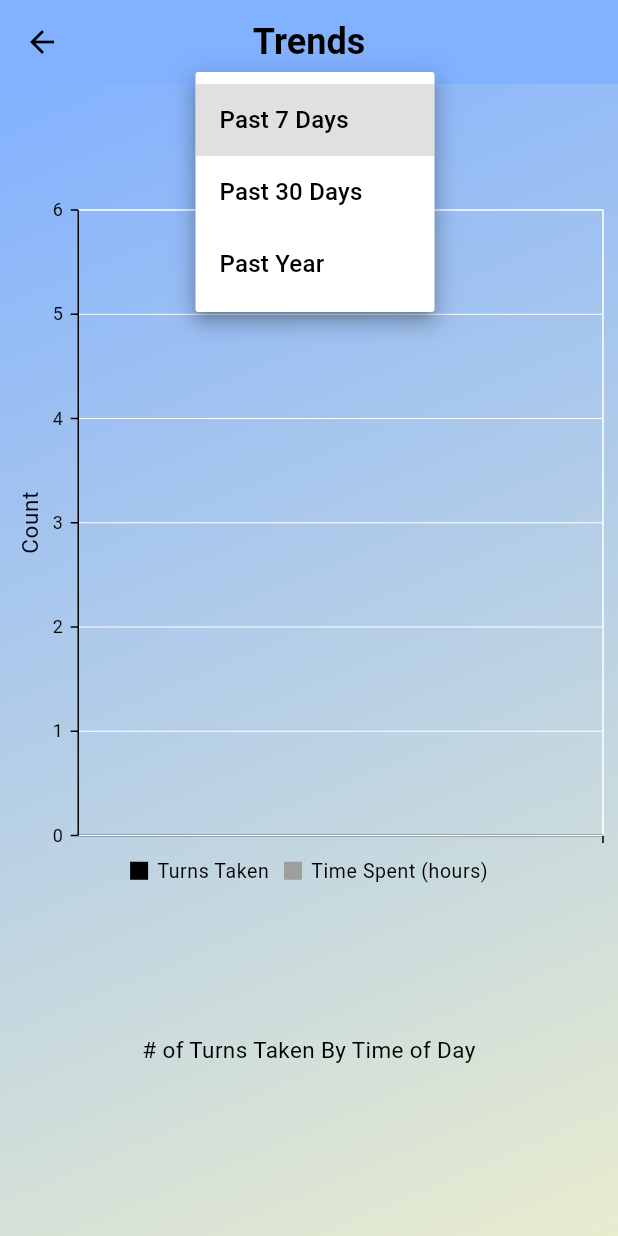
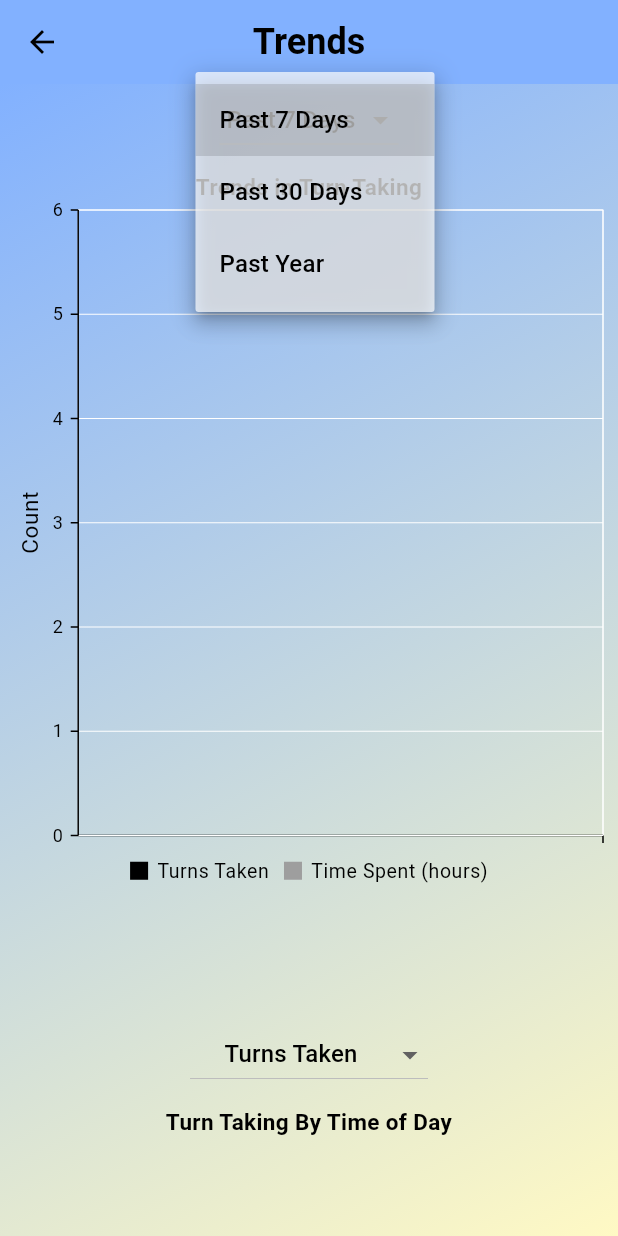
Before and after one commit to j-lamadrid/track-it-app, a Flutter app: the TrendsPage screen opened directly, after a tap on "Past 7 Days", on a phone screen of 412 x 824 dp. Run offline on Flutter 3.47's test engine with Material 3 defaults, Android fonts, the phone set to English and light mode, and no system bars; our stand-ins replace cloud_firestore, firebase_auth, firebase_core, flutter_login, font_awesome_flutter, shared_preferences and 2 more; missing offline and left inert: edge_alerts; accounts and stored records are empty; generated files the repository leaves out were written again; Roboto replaces fonts that are missing (NotoSans, OpenSans).

Commit message:
updated trends, strategy format

```diff
--- a/lib/main.dart
+++ b/lib/main.dart
@@ -1,9 +1,11 @@
 import 'package:flutter/material.dart';
 import 'package:flutter_login/flutter_login.dart';
 import 'package:track_it/auth_gate.dart';
+import 'package:track_it/pages/my_day.dart';
 import 'package:track_it/pages/strategy.dart';
 import 'package:track_it/pages/transition_route_observer.dart';
 import 'package:firebase_core/firebase_core.dart';
+import 'package:track_it/pages/trends.dart';
 import 'firebase_options.dart';
 
 Future<void> main() async {
--- a/lib/pages/trends.dart
+++ b/lib/pages/trends.dart
@@ -19,6 +19,7 @@ class _TrendsPageState extends State<TrendsPage> {
   List<Map<String, dynamic>> _pieData = [];
   bool _loading = true;
   String _selectedRange = 'Past 7 Days';
+  String _selectedScale = 'Turns Taken';
 
   @override
   void initState() {
@@ -137,7 +138,8 @@ class _TrendsPageState extends State<TrendsPage> {
       'Story time',
       'Other',
     ];
-    List<num> result = List<int>.filled(options.length, 0, growable: false);
+    List<num> turnResult = List<int>.filled(options.length, 0, growable: false);
+    List<num> timeResult = List<int>.filled(options.length, 0, growable: false);
     List<Map<String, dynamic>> output = [];
     Map<String, dynamic> data = {};
     User? user = FirebaseAuth.instance.currentUser;
@@ -155,16 +157,22 @@ class _TrendsPageState extends State<TrendsPage> {
     for (var entry in filteredData) {
       (entry['activities'] as Map).forEach((activityKey, activityValue) {
         if (activityValue["TurnsTaken"] != null) {
-          result[options.indexOf(activityKey)] +=
+          turnResult[options.indexOf(activityKey)] +=
               activityValue["TurnsTaken"] as int;
+        }
+        if (activityValue["TimeSpent"] != null) {
+          timeResult[options.indexOf(activityKey)] +=
+              activityValue["TimeSpent"] as int;
         }
       });
     }
 
     for (var i = 0; i < options.length; i++) {
-      if (result[i] > 0) {
-        output.add({'option': options[i], 'turnsTaken': result[i]});
-      }
+      output.add({
+        'option': options[i],
+        'turnsTaken': turnResult[i] ?? 0,
+        'timeSpent': timeResult[i] ?? 0
+      });
     }
 
     setState(() {
@@ -238,9 +246,9 @@ class _TrendsPageState extends State<TrendsPage> {
           ),
           child: SingleChildScrollView(
             child: Container(
-                  decoration: BoxDecoration(
+              decoration: const BoxDecoration(
                 gradient: LinearGradient(
-                      colors: [Colors.blueAccent[100]!, Colors.yellow[100]!],
+                  colors: [Colors.transparent, Colors.transparent],
                   begin: Alignment.topLeft,
                   end: Alignment.bottomRight,
                 ),
@@ -249,11 +257,10 @@ class _TrendsPageState extends State<TrendsPage> {
                 children: [
                   DropdownButton<String>(
                     value: _selectedRange,
-                        items: <String>[
-                          'Past 7 Days',
-                          'Past 30 Days',
-                          'Past Year'
-                        ].map((String value) {
+                    dropdownColor: Colors.white70,
+                    alignment: AlignmentDirectional.center,
+                    items: <String>['Past 7 Days', 'Past 30 Days', 'Past Year']
+                        .map((String value) {
                       return DropdownMenuItem<String>(
                         value: value,
                         child: Text(value),
@@ -276,20 +283,32 @@ class _TrendsPageState extends State<TrendsPage> {
                       legend: const Legend(isVisible: true),
                       enableAxisAnimation: true,
                       plotAreaBackgroundColor: Colors.transparent,
+                      tooltipBehavior: TooltipBehavior(
+                          enable: true,
+                          animationDuration: 100,
+                          duration: 2000,
+                          shouldAlwaysShow: false,
+                          activationMode: ActivationMode.singleTap),
                       primaryXAxis: const CategoryAxis(
                         labelRotation: 45,
                       ),
                       primaryYAxis: const NumericAxis(
                         title: AxisTitle(text: 'Count'),
                       ),
-                          title:
-                              const ChartTitle(text: 'Trends in Turn Taking'),
+                      title: const ChartTitle(
+                          text: 'Trends in Turn Taking',
+                          textStyle: TextStyle(fontWeight: FontWeight.bold)),
                       series: <LineSeries<Map<String, dynamic>, String>>[
                         LineSeries<Map<String, dynamic>, String>(
                           dataSource: _data,
+                          markerSettings: const MarkerSettings(
+                              isVisible: true,
                               color: Colors.black,
-                              xValueMapper: (datum, _) =>
-                                  datum['date'] as String,
+                              shape: DataMarkerType.circle,
+                              height: 4.0,
+                              width: 4.0),
+                          color: Colors.black,
+                          xValueMapper: (datum, _) => datum['date'] as String,
                           yValueMapper: (datum, _) =>
                               datum['turnsTaken'] as num,
                           name: 'Turns Taken',
@@ -298,9 +317,14 @@ class _TrendsPageState extends State<TrendsPage> {
                         ),
                         LineSeries<Map<String, dynamic>, String>(
                           dataSource: _data,
+                          markerSettings: const MarkerSettings(
+                              isVisible: true,
                               color: Colors.grey,
-                              xValueMapper: (datum, _) =>
-                                  datum['date'] as String,
+                              shape: DataMarkerType.circle,
+                              height: 4.0,
+                              width: 4.0),
+                          color: Colors.grey,
+                          xValueMapper: (datum, _) => datum['date'] as String,
                           yValueMapper: (datum, _) =>
                               dp((datum['timeSpent'] / 60), 2),
                           name: 'Time Spent (hours)',
@@ -311,33 +335,63 @@ class _TrendsPageState extends State<TrendsPage> {
                     ),
                   ),
                   const SizedBox(height: 75),
+                  DropdownButton<String>(
+                    value: _selectedScale,
+                    alignment: AlignmentDirectional.center,
+                    dropdownColor: Colors.white70,
+                    items: <String>['Turns Taken', 'Time Spent (mins)']
+                        .map((String value) {
+                      return DropdownMenuItem<String>(
+                        value: value,
+                        child: Text(value),
+                      );
+                    }).toList(),
+                    onChanged: (String? newValue) {
+                      setState(() {
+                        setState(() {
+                          _selectedScale = newValue!;
+                          _loading = false;
+                        });
+                      });
+                    },
+                  ),
                   SizedBox(
                     height: 350,
                     child: SfCircularChart(
                       backgroundColor: Colors.transparent,
+                      tooltipBehavior: TooltipBehavior(
+                          enable: true,
+                          animationDuration: 100,
+                          duration: 2000,
+                          shouldAlwaysShow: false,
+                          activationMode: ActivationMode.singleTap),
                       title: const ChartTitle(
-                              text: '# of Turns Taken By Time of Day'),
-                          legend: const Legend(isVisible: true),
+                          text: 'Turn Taking By Time of Day',
+                          textStyle: TextStyle(fontWeight: FontWeight.bold)),
+                      legend: const Legend(
+                        isVisible: true,
+                      ),
                       palette: <Color>[
                         Colors.white,
-                            Colors.brown.shade200,
-                            Colors.brown.shade400,
-                            Colors.brown.shade800,
+                        Colors.grey.shade300,
+                        Colors.grey.shade500,
+                        Colors.grey.shade800,
+                        Colors.black,
+                        Colors.yellow.shade200,
+                        Colors.yellow.shade600,
+                        Colors.yellow.shade800,
                         Colors.blue.shade200,
                         Colors.blue.shade400,
                         Colors.blue.shade800,
-                            Colors.grey.shade300,
-                            Colors.grey.shade500,
-                            Colors.grey.shade800,
-                            Colors.black
                       ],
                       series: <PieSeries<Map<String, dynamic>, String>>[
                         PieSeries<Map<String, dynamic>, String>(
                           dataSource: _pieData,
-                              xValueMapper: (datum, _) =>
-                                  datum['option'] as String,
+                          xValueMapper: (datum, _) => datum['option'] as String,
                           yValueMapper: (datum, _) =>
-                                  datum['turnsTaken'] as int,
+                              _selectedScale == 'Turns Taken'
+                                  ? datum['turnsTaken'] as int
+                                  : datum['timeSpent'] as int,
                           dataLabelSettings: const DataLabelSettings(
                             isVisible: true,
                             labelPosition: ChartDataLabelPosition.outside,
```
Also changed, not shown: lib/pages/my_day.dart (+17 -9 lines), lib/pages/strategy.dart (+58 -24 lines), lib/images/app_logo.jpg. Lines whose indentation alone changed are shown as unchanged.
